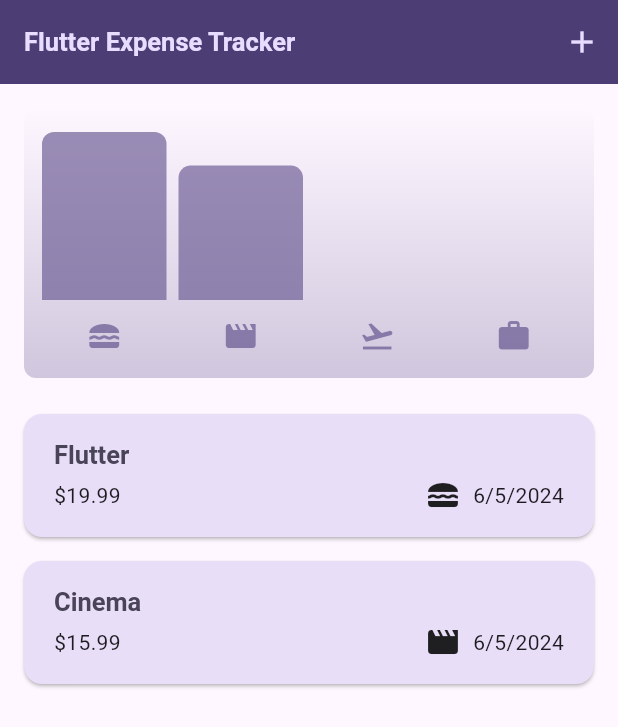
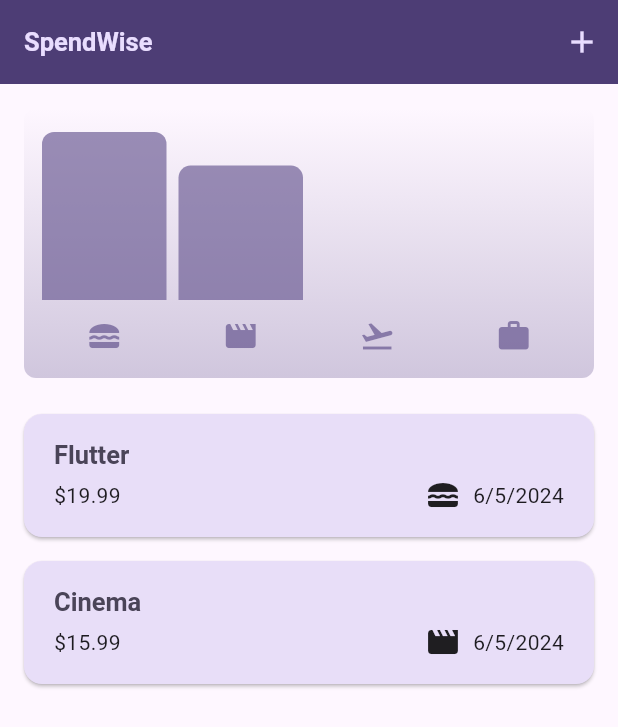
Before and after one commit to ahmad-chawk/SpendWise, a Flutter app: the screen it shows after launch, on a phone screen of 412 x 824 dp. Shown: the top 727 px of the screen. Run offline on Flutter 3.47's test engine with Material 3 defaults, Android fonts, the phone set to English and light mode, and no system bars.

Commit message:
title change

```diff
--- a/lib/widgets/expenses.dart
+++ b/lib/widgets/expenses.dart
@@ -76,7 +76,7 @@ class _ExpensesState extends State<Expenses> {
     }
     return Scaffold(
       appBar: AppBar(
-        title: const Text('Flutter Expense Tracker'),
+        title: const Text('SpendWise'),
         actions: [
           IconButton(
             onPressed: _openAddExpenseOverlay,
```
